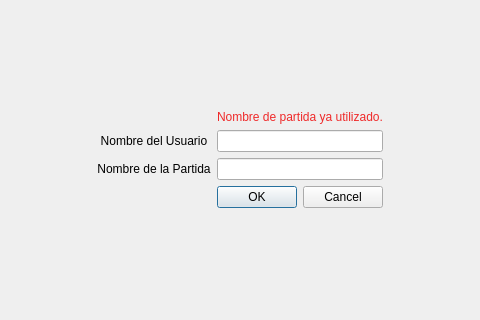
Before: the Qt Designer form src/client/QT_views/views/menuwindow.ui in facundotorraca/micromachines, drawn with Qt 5; both pictures show x 160 to 640 and y 130 to 450 of the 800 by 600 pixel window.
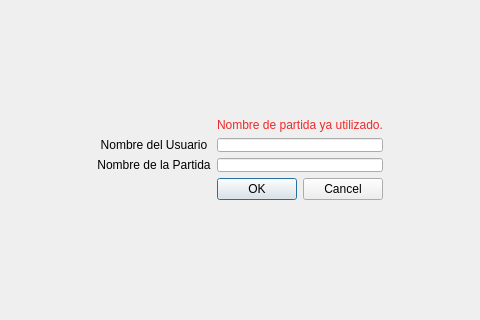
After: the same form once the commit is applied. The open tabs and pages were chosen to show the change.

What changed in the file:
```diff
--- a/src/client/QT_views/views/menuwindow.ui
+++ b/src/client/QT_views/views/menuwindow.ui
@@ -169,10 +169,24 @@
            </spacer>
           </item>
           <item row="2" column="1">
-           <widget class="QLineEdit" name="userCreateInput"/>
+           <widget class="QLineEdit" name="userCreateInput">
+            <property name="sizePolicy">
+             <sizepolicy hsizetype="Expanding" vsizetype="Ignored">
+              <horstretch>0</horstretch>
+              <verstretch>0</verstretch>
+             </sizepolicy>
+            </property>
+           </widget>
           </item>
           <item row="3" column="1">
-           <widget class="QLineEdit" name="matchCreateInput"/>
+           <widget class="QLineEdit" name="matchCreateInput">
+            <property name="sizePolicy">
+             <sizepolicy hsizetype="Ignored" vsizetype="Ignored">
+              <horstretch>0</horstretch>
+              <verstretch>0</verstretch>
+             </sizepolicy>
+            </property>
+           </widget>
           </item>
           <item row="3" column="0">
            <widget class="QLabel" name="label_4">
```
Left out of the diff: 169 changed lines with no effect on the pictures.
